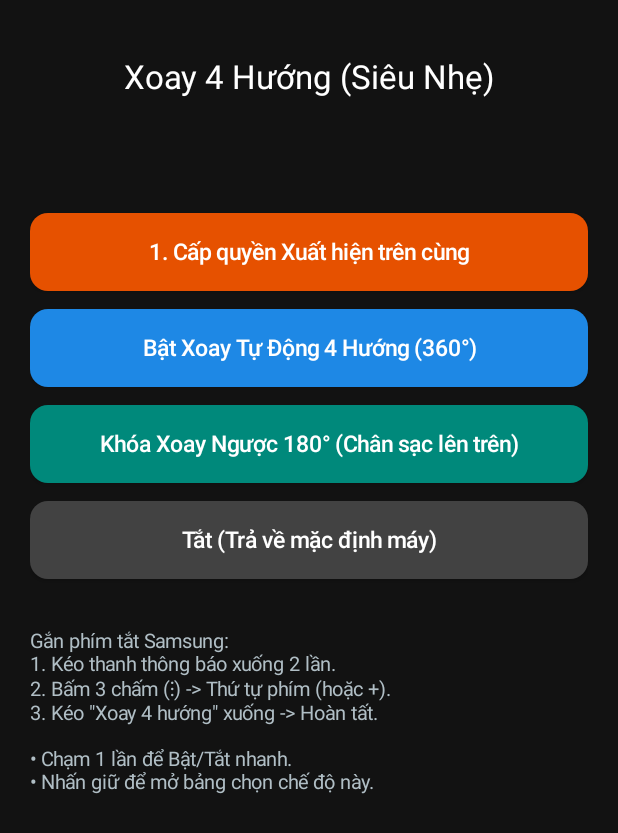
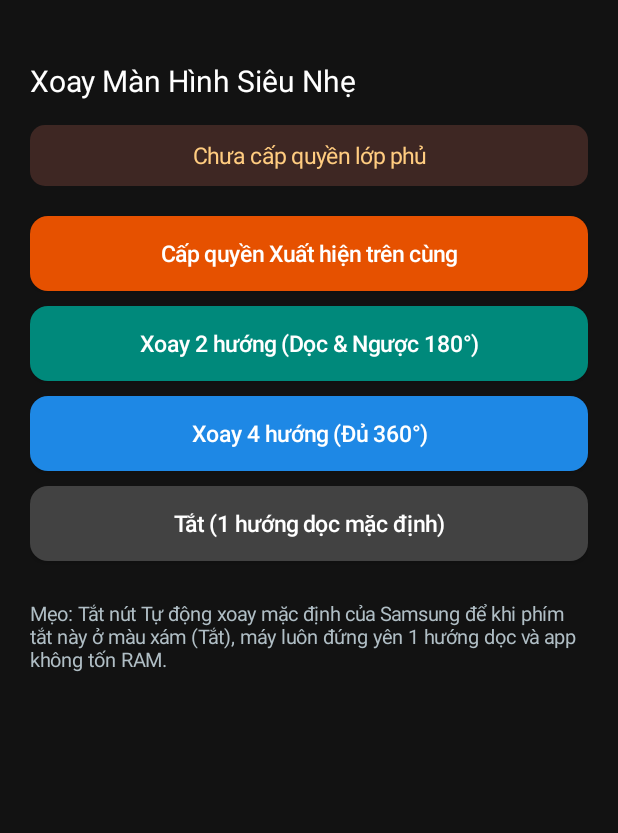
Before and after one commit to hoangvuthanh/xoay4huong, an Android app: the screen it shows after launch (MainActivity), on a phone screen of 412 x 824 dp. Shown: the top 833 px of the screen. Run offline under Robolectric (Android 15) with nearby library versions, the phone set to English and light mode, and no system bars.

Commit message:
Update MainActivity.java

```diff
--- a/app/src/main/java/com/vn/rotate4way/MainActivity.java
+++ b/app/src/main/java/com/vn/rotate4way/MainActivity.java
@@ -1,8 +1,7 @@
 package com.vn.rotate4way;
 
 import android.app.Activity;
-import android.content.*;
-import android.content.pm.ActivityInfo;
+import android.content.Intent;
 import android.graphics.Color;
 import android.graphics.drawable.GradientDrawable;
 import android.net.Uri;
@@ -15,82 +14,121 @@ import android.widget.*;
 public class MainActivity extends Activity implements View.OnClickListener {
     private TextView st;
     private Button pBtn;
-    private final BroadcastReceiver rcv = new BroadcastReceiver() {
-        @Override public void onReceive(Context c, Intent i) { refresh(); }
-    };
 
     @Override
     protected void onCreate(Bundle b) {
         super.onCreate(b);
-        ScrollView sv = new ScrollView(this);
-        sv.setFillViewport(true); sv.setBackgroundColor(Color.parseColor("#121212"));
         LinearLayout root = new LinearLayout(this);
-        root.setOrientation(LinearLayout.VERTICAL); root.setGravity(Gravity.CENTER_HORIZONTAL);
-        root.setPadding(dp(20), dp(36), dp(20), dp(24));
+        root.setOrientation(LinearLayout.VERTICAL);
+        root.setGravity(Gravity.CENTER_HORIZONTAL);
+        root.setBackgroundColor(Color.parseColor("#121212"));
+        root.setPadding(dp(20), dp(40), dp(20), dp(20));
 
         TextView title = new TextView(this);
-        title.setText("Xoay 4 Hướng (Siêu Nhẹ)"); title.setTextColor(Color.WHITE);
-        title.setTextSize(TypedValue.COMPLEX_UNIT_SP, 22); title.setGravity(Gravity.CENTER);
+        title.setText("Xoay Màn Hình Siêu Nhẹ");
+        title.setTextColor(Color.WHITE);
+        title.setTextSize(TypedValue.COMPLEX_UNIT_SP, 20);
         root.addView(title);
 
         st = new TextView(this);
-        st.setTextSize(TypedValue.COMPLEX_UNIT_SP, 15); st.setGravity(Gravity.CENTER);
+        st.setTextSize(TypedValue.COMPLEX_UNIT_SP, 15);
+        st.setGravity(Gravity.CENTER);
         st.setPadding(dp(12), dp(10), dp(12), dp(10));
         LinearLayout.LayoutParams slp = new LinearLayout.LayoutParams(-1, -2);
-        slp.topMargin = dp(16); slp.bottomMargin = dp(20); st.setLayoutParams(slp);
+        slp.topMargin = dp(16);
+        slp.bottomMargin = dp(20);
+        st.setLayoutParams(slp);
         root.addView(st);
 
-        pBtn = btn(1, "1. Cấp quyền Xuất hiện trên cùng", "#E65100");
+        pBtn = btn(1, "Cấp quyền Xuất hiện trên cùng", "#E65100");
         root.addView(pBtn);
-        root.addView(btn(2, "Bật Xoay Tự Động 4 Hướng (360°)", "#1E88E5"));
-        root.addView(btn(3, "Khóa Xoay Ngược 180° (Chân sạc lên trên)", "#00897B"));
-        root.addView(btn(4, "Tắt (Trả về mặc định máy)", "#424242"));
+        root.addView(btn(2, "Xoay 2 hướng (Dọc & Ngược 180°)", "#00897B"));
+        root.addView(btn(3, "Xoay 4 hướng (Đủ 360°)", "#1E88E5"));
+        root.addView(btn(4, "Tắt (1 hướng dọc mặc định)", "#424242"));
 
-        TextView g = new TextView(this);
-        g.setText("Gắn phím tắt Samsung:\n1. Kéo thanh thông báo xuống 2 lần.\n2. Bấm 3 chấm (⋮) -> Thứ tự phím (hoặc +).\n3. Kéo \"Xoay 4 hướng\" xuống -> Hoàn tất.\n\n• Chạm 1 lần để Bật/Tắt nhanh.\n• Nhấn giữ để mở bảng chọn chế độ này.");
-        g.setTextColor(Color.parseColor("#B0BEC5")); g.setTextSize(TypedValue.COMPLEX_UNIT_SP, 13);
-        LinearLayout.LayoutParams glp = new LinearLayout.LayoutParams(-1, -2); glp.topMargin = dp(20); g.setLayoutParams(glp);
-        root.addView(g);
-        sv.addView(root); setContentView(sv);
+        TextView note = new TextView(this);
+        note.setText("Mẹo: Tắt nút Tự động xoay mặc định của Samsung để khi phím tắt này ở màu xám (Tắt), máy luôn đứng yên 1 hướng dọc và app không tốn RAM.");
+        note.setTextColor(Color.parseColor("#B0BEC5"));
+        note.setTextSize(TypedValue.COMPLEX_UNIT_SP, 13);
+        LinearLayout.LayoutParams nlp = new LinearLayout.LayoutParams(-1, -2);
+        nlp.topMargin = dp(16);
+        note.setLayoutParams(nlp);
+        root.addView(note);
+
+        setContentView(root);
     }
 
     @Override
     public void onClick(View v) {
         int id = v.getId();
-        if (id == 1) startActivity(new Intent(Settings.ACTION_MANAGE_OVERLAY_PERMISSION, Uri.parse("package:" + getPackageName())));
-        else if (id == 2) go(ActivityInfo.SCREEN_ORIENTATION_FULL_SENSOR);
-        else if (id == 3) go(ActivityInfo.SCREEN_ORIENTATION_REVERSE_PORTRAIT);
-        else if (id == 4) { RotateService.stop(this); refresh(); }
-    }
-
-    private void go(int mode) {
-        if (!Settings.canDrawOverlays(this)) { Toast.makeText(this, "Cấp quyền 'Xuất hiện trên cùng' trước!", Toast.LENGTH_LONG).show(); return; }
-        RotateService.start(this, mode); refresh();
+        if (id == 1) {
+            startActivity(new Intent(Settings.ACTION_MANAGE_OVERLAY_PERMISSION, Uri.parse("package:" + getPackageName())));
+            return;
+        }
+        if (id == 4) {
+            RotateService.setMode(this, RotateService.MODE_OFF);
+            refresh();
+            return;
+        }
+        if (!Settings.canDrawOverlays(this)) {
+            Toast.makeText(this, "Cấp quyền 'Xuất hiện trên cùng' trước!", Toast.LENGTH_LONG).show();
+            return;
+        }
+        RotateService.setMode(this, id == 2 ? RotateService.MODE_2WAY : RotateService.MODE_4WAY);
+        refresh();
     }
 
     private Button btn(int id, String t, String hex) {
-        Button b = new Button(this); b.setId(id); b.setText(t); b.setAllCaps(false); b.setTextColor(Color.WHITE);
+        Button b = new Button(this);
+        b.setId(id);
+        b.setText(t);
+        b.setAllCaps(false);
+        b.setTextColor(Color.WHITE);
         b.setTextSize(TypedValue.COMPLEX_UNIT_SP, 15);
-        GradientDrawable bg = new GradientDrawable(); bg.setColor(Color.parseColor(hex)); bg.setCornerRadius(dp(12));
-        b.setBackground(bg); b.setOnClickListener(this);
-        LinearLayout.LayoutParams lp = new LinearLayout.LayoutParams(-1, dp(52)); lp.bottomMargin = dp(12); b.setLayoutParams(lp);
+        GradientDrawable bg = new GradientDrawable();
+        bg.setColor(Color.parseColor(hex));
+        bg.setCornerRadius(dp(12));
+        b.setBackground(bg);
+        b.setOnClickListener(this);
+        LinearLayout.LayoutParams lp = new LinearLayout.LayoutParams(-1, dp(50));
+        lp.bottomMargin = dp(10);
+        b.setLayoutParams(lp);
         return b;
     }
 
     private void refresh() {
         boolean ok = Settings.canDrawOverlays(this);
         pBtn.setVisibility(ok ? View.GONE : View.VISIBLE);
-        GradientDrawable bg = new GradientDrawable(); bg.setCornerRadius(dp(10));
-        if (!ok) { st.setText("Chưa cấp quyền lớp phủ"); st.setTextColor(Color.parseColor("#FFCC80")); bg.setColor(Color.parseColor("#3E2723")); }
-        else if (RotateService.isRunning()) {
-            boolean rev = RotateService.getCurrentMode() == ActivityInfo.SCREEN_ORIENTATION_REVERSE_PORTRAIT;
-            st.setText(rev ? "Trạng thái: ĐANG KHÓA NGƯỢC 180°" : "Trạng thái: ĐANG BẬT XOAY 4 HƯỚNG");
-            st.setTextColor(Color.parseColor("#A5D6A7")); bg.setColor(Color.parseColor("#1B5E20"));
-        } else { st.setText("Trạng thái: ĐANG TẮT"); st.setTextColor(Color.parseColor("#CFD8DC")); bg.setColor(Color.parseColor("#263238")); }
+        int s = RotateService.getState();
+        GradientDrawable bg = new GradientDrawable();
+        bg.setCornerRadius(dp(10));
+        if (!ok) {
+            st.setText("Chưa cấp quyền lớp phủ");
+            st.setTextColor(Color.parseColor("#FFCC80"));
+            bg.setColor(Color.parseColor("#3E2723"));
+        } else if (s == RotateService.MODE_2WAY) {
+            st.setText("ĐANG BẬT: Xoay 2 hướng (Dọc & Ngược)");
+            st.setTextColor(Color.parseColor("#A5D6A7"));
+            bg.setColor(Color.parseColor("#004D40"));
+        } else if (s == RotateService.MODE_4WAY) {
+            st.setText("ĐANG BẬT: Xoay 4 hướng (360°)");
+            st.setTextColor(Color.parseColor("#90CAF9"));
+            bg.setColor(Color.parseColor("#0D47A1"));
+        } else {
+            st.setText("ĐANG TẮT: 1 hướng dọc mặc định");
+            st.setTextColor(Color.parseColor("#CFD8DC"));
+            bg.setColor(Color.parseColor("#263238"));
+        }
         st.setBackground(bg);
     }
 
-    private int dp(int v) { return (int) TypedValue.applyDimension(TypedValue.COMPLEX_UNIT_DIP, v, getResources().getDisplayMetrics()); }
-    @Override protected void onResume() { super.onResume(); registerReceiver(rcv, new IntentFilter(RotateService.ACTION_STATE)); refresh(); }
-    @Override protected void onPause() { super.onPause(); try { unregisterReceiver(rcv); } catch (Exception ignored) {} }
+    private int dp(int v) {
+        return (int) TypedValue.applyDimension(TypedValue.COMPLEX_UNIT_DIP, v, getResources().getDisplayMetrics());
+    }
+
+    @Override
+    protected void onResume() {
+        super.onResume();
+        refresh();
+    }
 }
```
